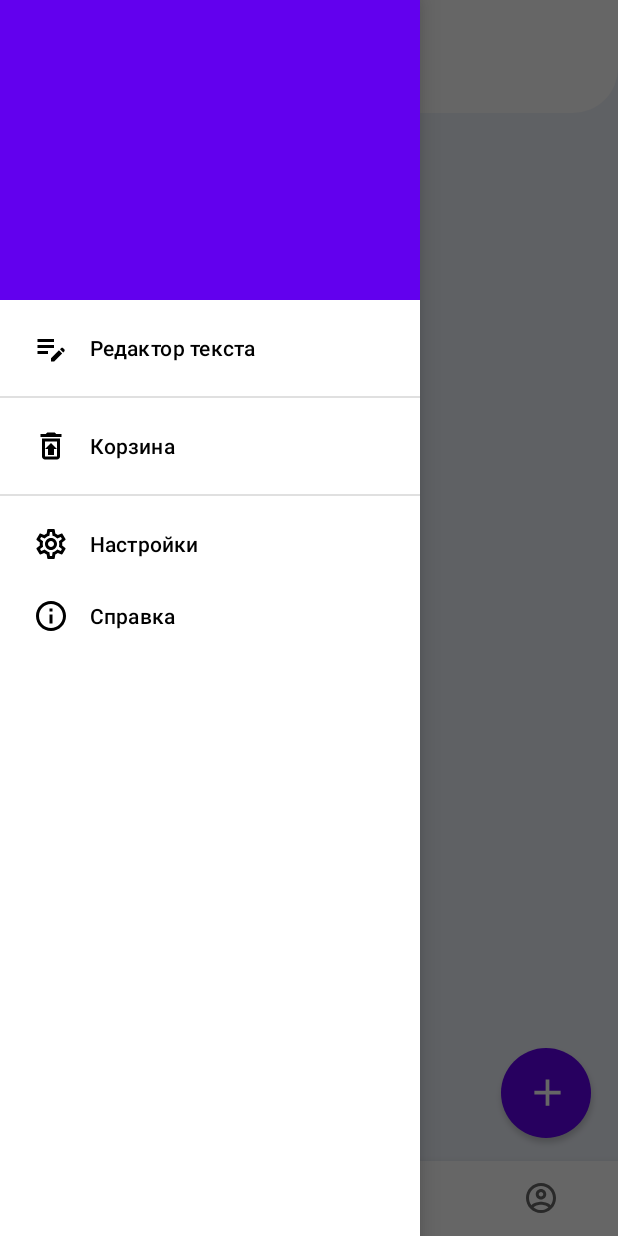
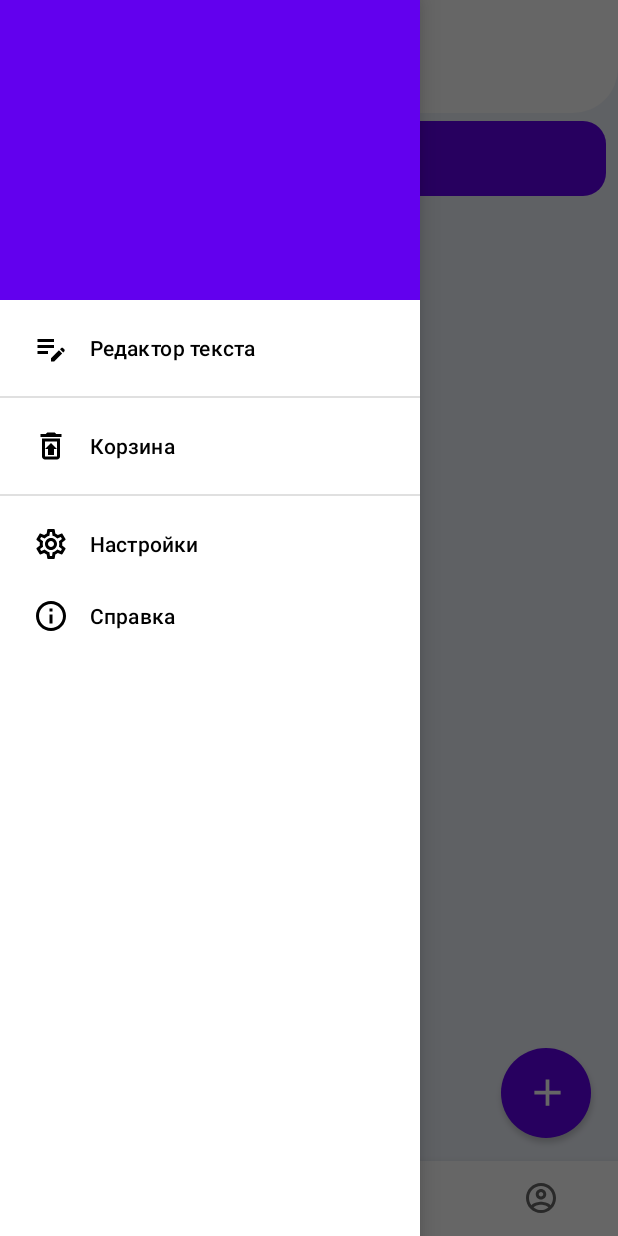
Before and after one commit to TheJecksMan/SmartNoteBookV1, an Android app: the screen it shows after launch (MainActivityMainMenu before the commit, MainMenu after it), with the side drawer open, on a phone screen of 412 x 824 dp. Run offline under Robolectric (Android 15) with nearby library versions, the phone set to English and light mode, and no system bars.

Commit message:
add Sqlite in Notes

```diff
--- a/app/src/main/AndroidManifest.xml
+++ b/app/src/main/AndroidManifest.xml
@@ -18,7 +18,7 @@
         <activity android:name=".Trash" />
         <activity android:name=".EditText" />
         <activity android:name=".CreateNote" />
-        <activity android:name=".MainActivityMainMenu" />
+        <activity android:name=".MainMenu" />
         <activity android:name=".MainActivityNoteBook" />
         <activity android:name=".MainActivity">
             <intent-filter>
--- a/app/src/main/java/com/example/smartnotebook/MainActivity.java
+++ b/app/src/main/java/com/example/smartnotebook/MainActivity.java
@@ -54,7 +54,7 @@ public class MainActivity extends AppCompatActivity  {
         }
     }
     private void StartApp(){
-        Intent mainIntent = new Intent(this, MainActivityMainMenu.class);
+        Intent mainIntent = new Intent(this, MainMenu.class);
         startActivity(mainIntent);
         finish();
     }
--- a/app/src/main/java/com/example/smartnotebook/MainActivityMainMenu.java
+++ b/app/src/main/java/com/example/smartnotebook/MainMenu.java
@@ -21,7 +21,7 @@ import com.google.android.material.navigation.NavigationView;
 
 
 
-public class MainActivityMainMenu extends AppCompatActivity implements NavigationView.OnNavigationItemSelectedListener {
+public class MainMenu extends AppCompatActivity implements NavigationView.OnNavigationItemSelectedListener {
 
     DrawerLayout drawerLayout;
     NavigationView navigationView;
@@ -32,7 +32,7 @@ public class MainActivityMainMenu extends AppCompatActivity implements Navigatio
     @Override
     protected void onCreate(Bundle savedInstanceState) {
         super.onCreate(savedInstanceState);
-        setContentView(R.layout.activity_main_main_menu);
+        setContentView(R.layout.main_menu);
 
         drawerLayout =  findViewById(R.id.MainDrawerLayout);
         bntDopMenuLeft = findViewById(R.id.buttonCallDopMenu);
@@ -76,7 +76,7 @@ public class MainActivityMainMenu extends AppCompatActivity implements Navigatio
                 startActivity(intentSetting);
                 break;
             case R.id.InfoItem:
-                Intent intentInfo = new Intent(MainActivityMainMenu.this, Info.class);
+                Intent intentInfo = new Intent(MainMenu.this, Info.class);
                 startActivity(intentInfo);
                 break;
         }
--- a/app/src/main/java/com/example/smartnotebook/SQLiteHelper.java
+++ b/app/src/main/java/com/example/smartnotebook/SQLiteHelper.java
@@ -6,22 +6,22 @@ import android.database.sqlite.SQLiteOpenHelper;
 
 public class SQLiteHelper extends SQLiteOpenHelper {
 
-    private static final int VERSION = 1;
-    private static final String BD_TABLE_NAME = "Notes";
-    private static final String TABLE_CONTACTS = "contactsNotes";
-    private static  final String KEY_ID = "_id";
-    private static final String COL_HEAD_NOTES = "HeadNotes";
-    private static final String COL_BODY_NOTES = "BodyNotes";
+    public static final int VERSION = 1;
+    public static final String BD_TABLE_NAME = "Notes";
+    public static final String TABLE_CONTACTS = "contactsNotes";
+    public static  final String KEY_ID = "ID";
+    public static final String KEY_HEAD_NOTES = "HeadNotes";
+    public static final String KEY_BODY_NOTES = "BodyNotes";
 
     public SQLiteHelper(Context context)
     {
-        super(context, BD_TABLE_NAME, null, 1);
+        super(context, BD_TABLE_NAME, null, VERSION);
     }
 
     @Override
     public void onCreate(SQLiteDatabase db) {
        try{
-           //db.execSQL(ВНУТРИ ЗАПРОС!);
+           db.execSQL("create table " + TABLE_CONTACTS + "(" + KEY_ID + " integer primary key," + KEY_HEAD_NOTES + " text," + KEY_BODY_NOTES + " text" + ")");
        }
        catch (Exception e)
        {
--- a/app/src/main/java/com/example/smartnotebook/notes_fg.java
+++ b/app/src/main/java/com/example/smartnotebook/notes_fg.java
@@ -1,6 +1,8 @@
 package com.example.smartnotebook;
 
 import android.content.Intent;
+import android.database.Cursor;
+import android.database.sqlite.SQLiteDatabase;
 import android.os.Bundle;
 
 import androidx.fragment.app.Fragment;
@@ -9,11 +11,15 @@ import android.view.LayoutInflater;
 import android.view.View;
 import android.view.ViewGroup;
 import android.widget.Button;
+import android.widget.LinearLayout;
 
 
 public class notes_fg extends Fragment {
 
-    View view;
+    private View view;
+    private LinearLayout linearLayout;
+
+    SQLiteHelper sqLiteHelper;
 
     @Override
     public void onCreate(Bundle savedInstanceState) {
@@ -21,11 +27,57 @@ public class notes_fg extends Fragment {
     }
 
     @Override
-    public View onCreateView(LayoutInflater inflater, ViewGroup container,
-                             Bundle savedInstanceState) {
+    public View onCreateView(LayoutInflater inflater, ViewGroup container, Bundle savedInstanceState)
+    {
         View v = inflater.inflate(R.layout.fragment_notes_fg, null);
-        //return inflater.inflate(R.layout.fragment_notes_fg, container, false);
+
+        sqLiteHelper = new SQLiteHelper(getContext());
+        SQLiteDatabase database = sqLiteHelper.getWritableDatabase();
+
+        int CountNotes = 0;
+        /*
+        Cursor c = database.rawQuery("select count(*) from Notes", null);
+
+        CountNotes =c.getCount();
+
+        if (CountNotes != 0 ) {
+            for (int i = 0; i >= CountNotes; i++){
+                Button b = new Button(getContext());
+
+                b.setText(Note_To_Notes.Head);
+                b.setLayoutParams(
+                        new LinearLayout.LayoutParams(
+                                LinearLayout.LayoutParams.MATCH_PARENT,
+                                LinearLayout.LayoutParams.WRAP_CONTENT)
+                );
+
+                linearLayout.addView(b);
+
+            }
+        }
+
+         */
         Button button = (Button) v.findViewById(R.id.buttonCreateNotes);
+        linearLayout = (LinearLayout) v.findViewById(R.id.ListNotes);
+
+        /*
+        if(Note_To_Notes.Head != null) {
+            Button b = new Button(getContext());
+
+            b.setText(Note_To_Notes.Head);
+            b.setLayoutParams(
+                    new LinearLayout.LayoutParams(
+                            LinearLayout.LayoutParams.MATCH_PARENT,
+                            LinearLayout.LayoutParams.WRAP_CONTENT)
+            );
+
+            Note_To_Notes.Head = null;
+
+            linearLayout.addView(b);
+        }
+
+         */
+
 
         button.setOnClickListener(new View.OnClickListener() {
 
--- a/app/src/main/res/layout/fragment_notes_fg.xml
+++ b/app/src/main/res/layout/fragment_notes_fg.xml
@@ -22,8 +22,23 @@
             <LinearLayout
                 android:id="@+id/ListNotes"
                 android:layout_width="match_parent"
-                android:layout_height="wrap_content"
-                android:orientation="vertical"/>
+                android:layout_height="65dp"
+                android:gravity="center_horizontal"
+                android:orientation="vertical"
+                android:paddingLeft="8dp"
+                android:paddingTop="5dp"
+                android:paddingRight="8dp"
+                android:paddingBottom="5dp">
+
+                <Button
+                    android:id="@+id/button"
+                    android:layout_width="match_parent"
+                    android:layout_height="50dp"
+                    android:background="@drawable/ic_custom_icon_bar"
+                    android:text="Заголовок"
+                    android:textAlignment="viewStart"
+                    android:textStyle="bold" />
+            </LinearLayout>
         </ScrollView>
 
         <Button
--- a/app/src/main/res/layout/activity_main_main_menu.xml
+++ b/app/src/main/res/layout/main_menu.xml
@@ -7,7 +7,7 @@
     android:layout_height="match_parent"
     android:background="@color/MainMenuBackground"
     android:fitsSystemWindows="true"
-    tools:context=".MainActivityMainMenu">
+    tools:context=".MainMenu">
 
     <com.google.android.material.navigation.NavigationView
         android:id="@+id/dopMenuLeft"
--- a/app/src/main/res/values/colors.xml
+++ b/app/src/main/res/values/colors.xml
@@ -7,7 +7,13 @@
     <color name="teal_700">#FF018786</color>
     <color name="black">#FF000000</color>
     <color name="white">#FFFFFFFF</color>
+
+    <!--MainMenu color start-->
     <color name="MainMenuBackground">#FFEFF3FB</color>
     <color name="MainMenu">#FFE4E9F5</color>
     <color name="LiteBlue">#FF5e81f4</color>
+    <!--MainMenu color end-->
+
+    <!--Custom color for button-->
+    <color name="transparent">#00FFFFFF</color>
 </resources>
```
Also changed, not shown: app/src/main/java/com/example/smartnotebook/CreateNote.java (+50 -8 lines), app/src/main/java/com/example/smartnotebook/Note_To_Notes.java (added, +10 -0 lines), app/src/main/java/com/example/smartnotebook/Setting.java (+17 -0 lines), app/src/main/res/drawable/notes_outline_arrow_back.xml (added, +11 -0 lines), app/src/main/res/layout/activity_create_note.xml (+15 -1 lines), app/src/main/res/layout/activity_setting.xml (+30 -0 lines), app/src/main/res/navigation/nav.xml (+18 -1 lines), app/src/main/res/values/strings.xml (+12 -0 lines).
